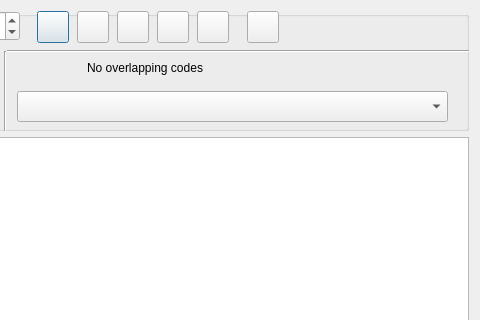
Before: the Qt Designer form GUI_UIs/ui_dialog_code_text.ui in ccbogel/QualCoder, drawn with Qt 5; both pictures show x 544 to 1024 and y 0 to 320 of the 1024 by 695 pixel window.
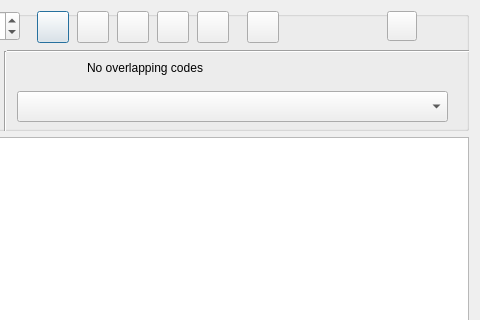
After: the same form once the commit is applied.

What changed in the file:
```diff
--- a/GUI_UIs/ui_dialog_code_text.ui
+++ b/GUI_UIs/ui_dialog_code_text.ui
@@ -480,6 +480,22 @@
        <string/>
       </property>
      </widget>
+     <widget class="QPushButton" name="pushButton_help">
+      <property name="geometry">
+       <rect>
+        <x>920</x>
+        <y>0</y>
+        <width>30</width>
+        <height>30</height>
+       </rect>
+      </property>
+      <property name="toolTip">
+       <string>Help</string>
+      </property>
+      <property name="text">
+       <string/>
+      </property>
+     </widget>
     </widget>
    </item>
    <item row="1" column="0">
```
